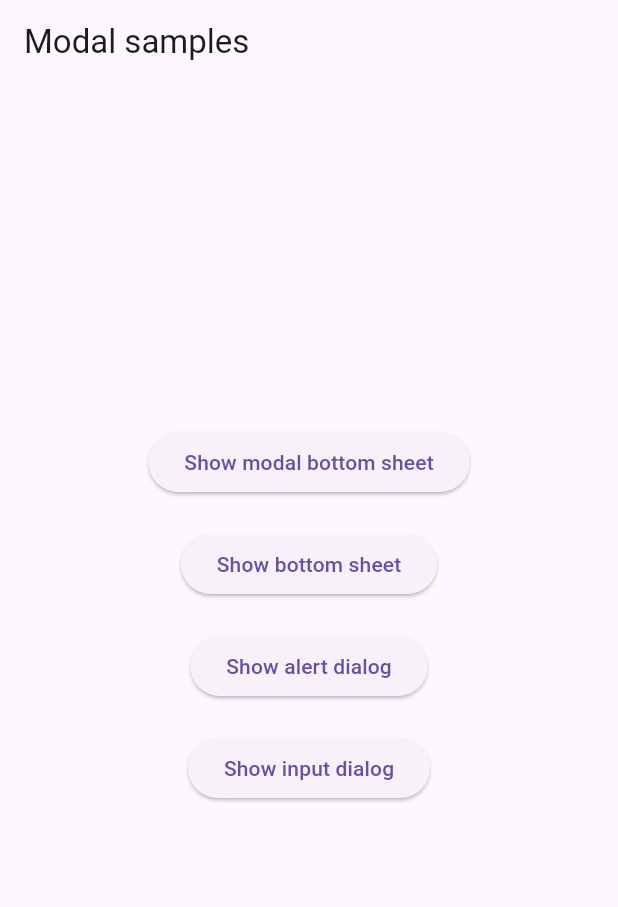
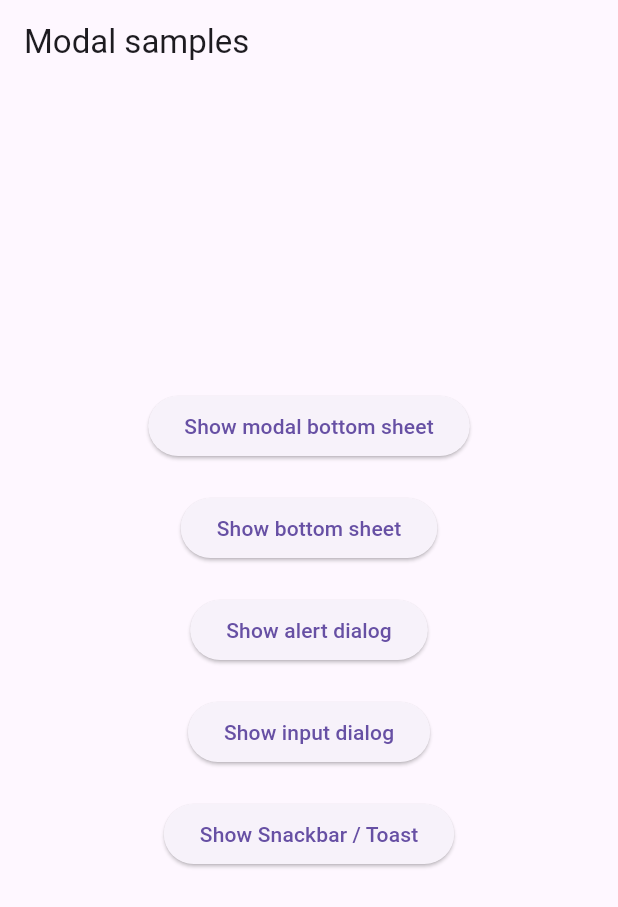
Before and after one commit to MortezaSoltanpour/flutter-blog, a Flutter app: the ModalsScreen screen opened directly, on a phone screen of 412 x 824 dp. Shown: the top 907 px of the screen. Run offline on Flutter 3.47's test engine with Material 3 defaults, Android fonts, the light colour scheme and no system bars; our stand-ins replace flutter_spinkit; network calls fail.

Commit message:
SnackBar

```diff
--- a/lib/pages/modals_screen.dart
+++ b/lib/pages/modals_screen.dart
@@ -123,6 +123,19 @@ class ModalsScreen extends StatelessWidget {
                     child: const Text('Show input dialog'),
                   ),
                   SizedBox(height: 20),
+
+                  ElevatedButton(
+                    onPressed: () {
+                      ScaffoldMessenger.of(context).showSnackBar(
+                        const SnackBar(
+                          content: Text('This is a Snackbar / Toast'),
+                          duration: Duration(seconds: 2),
+                        ),
+                      );
+                    },
+                    child: const Text('Show Snackbar / Toast'),
+                  ),
+
                   SizedBox(height: 20),
                   SizedBox(height: 20),
                 ],
```
